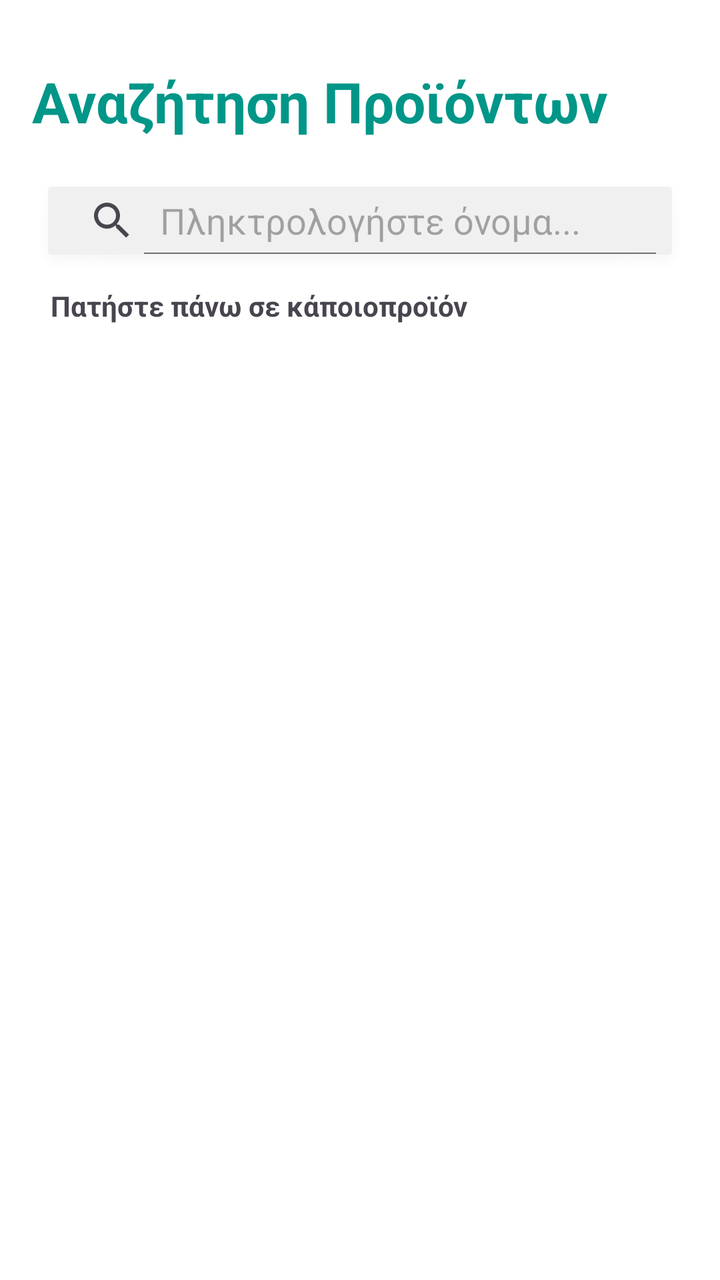
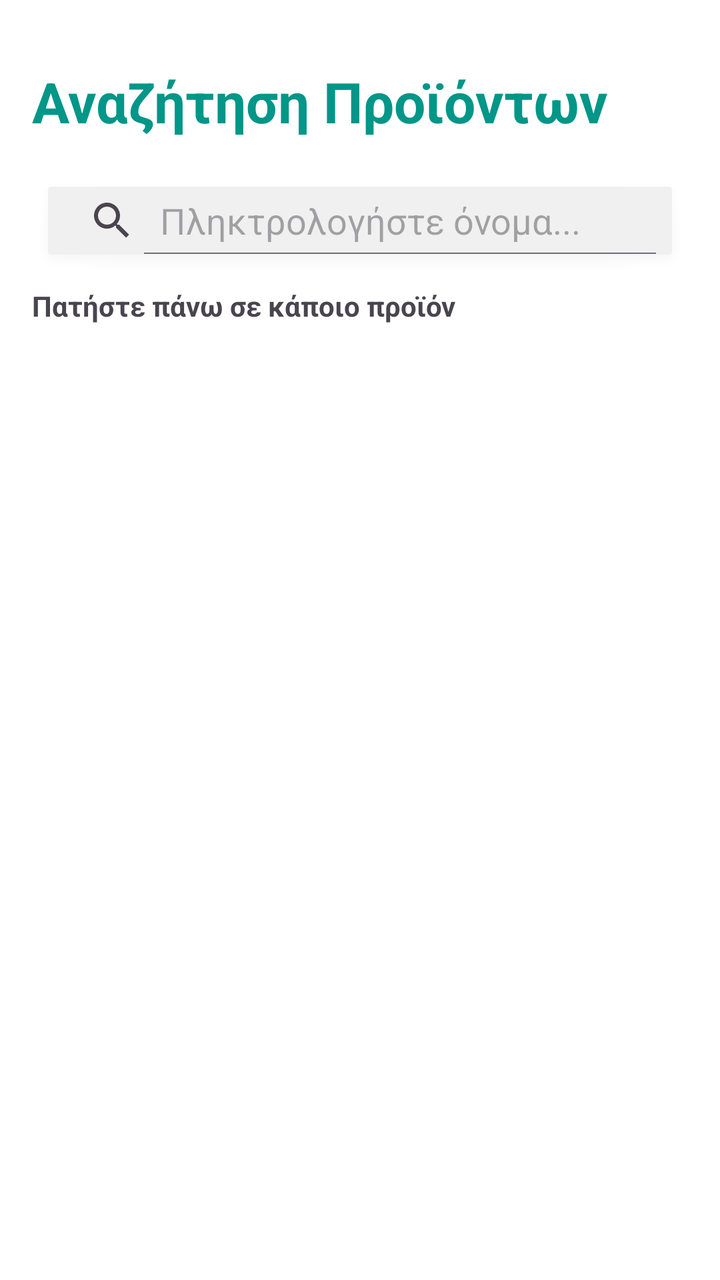

Two renders of the same Android screen: before a commit and after it. Below are the layout's source before the change and the commit's diff.
<!-- AndroidManifest.xml: application theme Theme.Team21 -->
<!-- res/layout/activity_customer_find_product.xml -->
<?xml version="1.0" encoding="utf-8"?>
<androidx.constraintlayout.widget.ConstraintLayout
    xmlns:android="http://schemas.android.com/apk/res/android"
    xmlns:app="http://schemas.android.com/apk/res-auto"
    xmlns:tools="http://schemas.android.com/tools"
    android:id="@+id/main"
    android:layout_width="match_parent"
    android:layout_height="match_parent"
    android:background="#FFFFFF"
    android:padding="16dp"
    tools:context=".view.customer.FindProduct.CustomerFindProductActivity">

    <TextView
        android:id="@+id/txtCustomerFindProductActivityHeader"
        android:layout_width="wrap_content"
        android:layout_height="wrap_content"
        android:layout_marginTop="16dp"
        android:text="Αναζήτηση Προϊόντων"
        android:textColor="#009688"
        android:textSize="28sp"
        android:textStyle="bold"
        app:layout_constraintStart_toStartOf="parent"
        app:layout_constraintTop_toTopOf="parent" />

    <SearchView
        android:id="@+id/searchProductActivityHeader"
        android:layout_width="0dp"
        android:layout_height="50dp"
        android:layout_marginTop="16dp"
        android:background="@drawable/abc_popup_background_mtrl_mult"
        android:backgroundTint="#F0F0F0"
        android:iconifiedByDefault="false"
        android:queryHint="Πληκτρολογήστε όνομα..."
        app:layout_constraintEnd_toEndOf="parent"
        app:layout_constraintHorizontal_bias="0.0"
        app:layout_constraintStart_toStartOf="parent"
        app:layout_constraintTop_toBottomOf="@id/txtCustomerFindProductActivityHeader" />

    <ListView
        android:id="@+id/ViewlistProductActivity"
        android:layout_width="381dp"
        android:layout_height="520dp"
        android:divider="#DDDDDD"
        android:dividerHeight="1dp"
        app:layout_constraintBottom_toBottomOf="parent"
        app:layout_constraintEnd_toEndOf="parent"
        app:layout_constraintStart_toStartOf="parent"
        app:layout_constraintTop_toBottomOf="@+id/txtCustomerFindProductActivityText" />

    <TextView
        android:id="@+id/txtCustomerFindProductActivityText"
        android:layout_width="230dp"
        android:layout_height="20dp"
        android:layout_marginTop="8dp"
        android:text="Πατήστε πάνω σε κάποιοπροϊόν "
        android:textAlignment="center"
        android:textStyle="bold"
        app:layout_constraintEnd_toEndOf="parent"
        app:layout_constraintHorizontal_bias="0.0"
        app:layout_constraintStart_toStartOf="parent"
        app:layout_constraintTop_toBottomOf="@+id/searchProductActivityHeader" />

</androidx.constraintlayout.widget.ConstraintLayout>
<!-- resources referenced by this layout -->
<resources>
  <style name="Theme.Team21" parent="Base.Theme.Team21" />
  <style name="Base.Theme.Team21" parent="Theme.Material3.DayNight.NoActionBar">
          
          
      </style>
</resources>

<!-- the commit's change to res/layout/activity_customer_find_product.xml (unified diff, before → after) -->
@@ -32,14 +32,24 @@
         android:iconifiedByDefault="false"
         android:queryHint="Πληκτρολογήστε όνομα..."
         app:layout_constraintEnd_toEndOf="parent"
-        app:layout_constraintHorizontal_bias="0.0"
         app:layout_constraintStart_toStartOf="parent"
         app:layout_constraintTop_toBottomOf="@id/txtCustomerFindProductActivityHeader" />
 
+    <TextView
+        android:id="@+id/txtCustomerFindProductActivityText"
+        android:layout_width="wrap_content"
+        android:layout_height="wrap_content"
+        android:layout_marginTop="8dp"
+        android:text="Πατήστε πάνω σε κάποιο προϊόν"
+        android:textStyle="bold"
+        app:layout_constraintStart_toStartOf="parent"
+        app:layout_constraintTop_toBottomOf="@+id/searchProductActivityHeader" />
+
     <ListView
         android:id="@+id/ViewlistProductActivity"
-        android:layout_width="381dp"
-        android:layout_height="520dp"
+        android:layout_width="0dp"
+        android:layout_height="0dp"
+        android:layout_marginTop="4dp"
         android:divider="#DDDDDD"
         android:dividerHeight="1dp"
         app:layout_constraintBottom_toBottomOf="parent"
@@ -47,17 +57,4 @@
         app:layout_constraintStart_toStartOf="parent"
         app:layout_constraintTop_toBottomOf="@+id/txtCustomerFindProductActivityText" />
 
-    <TextView
-        android:id="@+id/txtCustomerFindProductActivityText"
-        android:layout_width="230dp"
-        android:layout_height="20dp"
-        android:layout_marginTop="8dp"
-        android:text="Πατήστε πάνω σε κάποιοπροϊόν "
-        android:textAlignment="center"
-        android:textStyle="bold"
-        app:layout_constraintEnd_toEndOf="parent"
-        app:layout_constraintHorizontal_bias="0.0"
-        app:layout_constraintStart_toStartOf="parent"
-        app:layout_constraintTop_toBottomOf="@+id/searchProductActivityHeader" />
-
 </androidx.constraintlayout.widget.ConstraintLayout>
